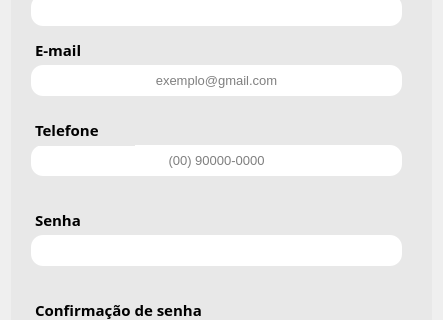
Before: the Qt Designer form telas/tela_cadastroAdm.ui in ClaraFontes/bilheteria-digital, drawn with Qt 5; both pictures show x 0 to 443 and y 166 to 486 of the 443 by 714 pixel window.
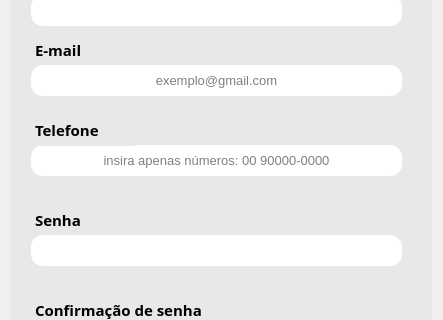
After: the same form once the commit is applied. Icons and pictures are not drawn.

Commit message: otimizando telas de cadastro

```diff
--- a/telas/tela_cadastroAdm.ui
+++ b/telas/tela_cadastroAdm.ui
@@ -269,7 +269,7 @@
         <set>Qt::AlignCenter</set>
        </property>
        <property name="placeholderText">
-        <string>(00) 90000-0000</string>
+        <string>insira apenas números: 00 90000-0000</string>
        </property>
       </widget>
       <widget class="QLineEdit" name="senhaAdm">
```
The commit also changes 1 other file.
